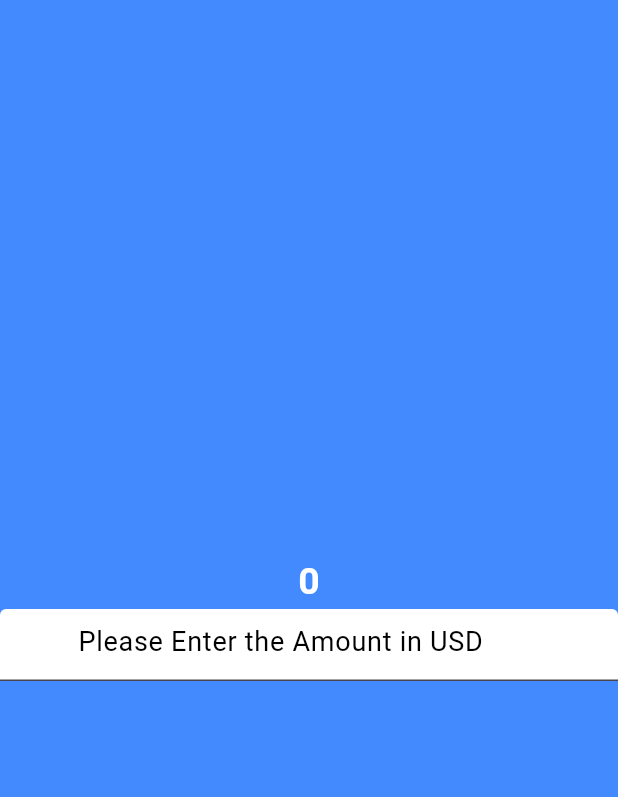
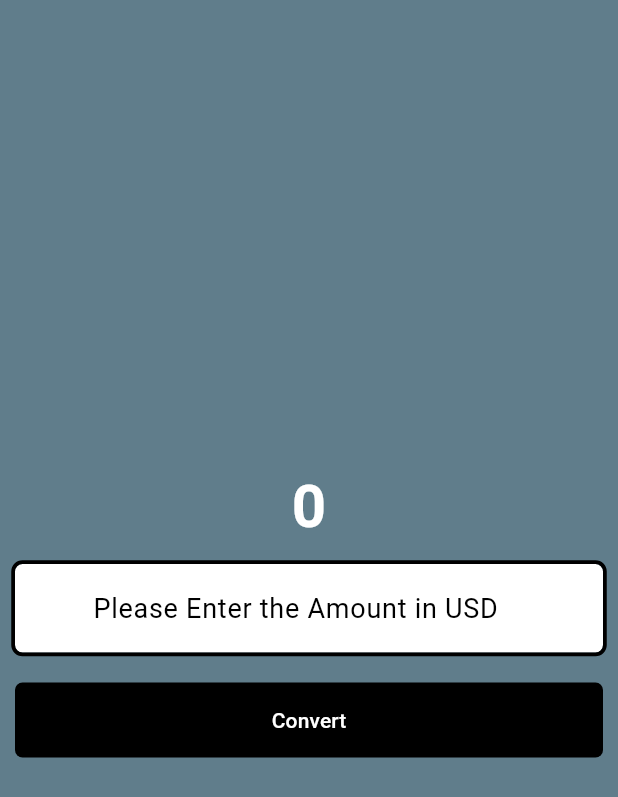
Before and after one commit to silvieee99/Currency-Converter-App, a Flutter app: the screen it shows after launch, on a phone screen of 412 x 824 dp. Shown: the top 797 px of the screen. Run offline on Flutter 3.47's test engine with Material 3 defaults, Android fonts, the phone set to English and light mode, and no system bars.

Commit message:
updated UI

```diff
--- /dev/null
+++ b/lib/currency_converter_material_page.dart
@@ -0,0 +1,114 @@
+//import 'dart:math';
+
+import 'package:flutter/foundation.dart';
+import 'package:flutter/material.dart';
+
+class CurrencyConverterMaterialpage extends StatelessWidget {
+  const CurrencyConverterMaterialpage({super.key});
+  @override
+  //Build context tells you the location of a particular widget in a widget tree
+  Widget build(BuildContext context) {
+    final border = OutlineInputBorder(
+      borderSide: const BorderSide(
+        color: Colors.black,
+        width: 2.5,
+        style: BorderStyle.solid,
+        strokeAlign: BorderSide.strokeAlignOutside,
+      ),
+      borderRadius: BorderRadius.circular(5),
+    );
+    return Scaffold(
+      backgroundColor: Colors.blueGrey,
+      body: Center(
+        child: Column(
+          mainAxisAlignment: MainAxisAlignment.center, //vertical center
+          //crossAxisAlignment: CrossAxisAlignment.center, //Horizontal center
+          children: [
+            //right click text- then refactor, wrap in container
+            //To remove container and it's properties, right click and select remove widgets
+            const Text(
+              '0',
+              style: TextStyle(
+                color: Colors.white,
+                fontSize: 40,
+                fontWeight: FontWeight.w600,
+              ),
+            ),
+            //Container
+            //Padding
+            //right click on textfield, refactor and select wrap with padding
+            Container(
+              padding: const EdgeInsets.all(10.0),
+              //margin: const EdgeInsets.all(8.0),
+              child: TextField(
+                //You can't add const to a parent widget, "Input Decoration" for example
+                style: const TextStyle(color: Colors.black),
+                decoration: InputDecoration(
+                  hintText: "Please Enter the Amount in USD",
+                  hintStyle: const TextStyle(fontSize: 18, color: Colors.black),
+                  prefixIcon: const Icon(Icons.monetization_on_outlined),
+                  prefixIconColor: Colors.white,
+                  filled: true,
+                  fillColor: const Color.fromRGBO(255, 255, 255, 1),
+                  enabledBorder: border,
+                  focusedBorder: border,
+                ),
+                keyboardType: const TextInputType.numberWithOptions(
+                  decimal: true,
+                  //signed: true,
+                ),
+              ),
+            ),
+            //Types of button in material design - 1. Raised 2. Appears like a Text (Text Button)
+            Padding(
+              padding: const EdgeInsets.all(10.0),
+              child: TextButton(
+                //Pass a void function
+                onPressed: () {
+                  if (kDebugMode) {
+                    print('clicked me');
+                  }
+                },
+
+                style: TextButton.styleFrom(
+                  backgroundColor: Colors.black,
+                  foregroundColor: Colors.white,
+                  minimumSize: const Size(double.infinity, 50),
+
+                  shape: RoundedRectangleBorder(
+                    borderRadius: BorderRadius.circular(5),
+                  ),
+                ),
+                //This child text should always be at the end, It's best practice
+                child: const Text('Convert'),
+              ),
+            ),
+
+            //borderRadius: BorderRadius.all(Radius.circular(60)),
+            /* borderRadius: BorderRadius.only(
+                    topLeft: Radius.circular(5),
+                    topRight: Radius.circular(5),
+                    bottomLeft: Radius.circular(5),
+                    bottomRight: Radius.circular(5),
+                  ), */
+            /* borderRadius: BorderRadius.horizontal(
+                    left: Radius.circular(60),
+                    right: Radius.circular(60),
+                  ), */
+            /* borderRadius: BorderRadius.vertical(
+                    top: Radius.circular(60),
+                    bottom: Radius.circular(60),
+
+                ), */
+            /* suffixIcon: Icon(Icons.monetization_on),
+                suffixIconColor: Colors.white, */
+            /* label: Text(
+                  "Please Enter the Amount in USD",
+                  style: TextStyle(fontSize: 18, color: Colors.white),
+                ), */
+          ],
+        ),
+      ),
+    );
+  }
+}
--- a/lib/currency_converter_materialpage.dart
+++ /dev/null
@@ -1,52 +0,0 @@
-import 'package:flutter/material.dart';
-
-class CurrencyConverterMaterialpage extends StatelessWidget {
-  const CurrencyConverterMaterialpage({super.key});
-  @override
-  //Build context tells you the location of a particular widget in a widget tree
-  Widget build(BuildContext context) {
-    return const Scaffold(
-      backgroundColor: Colors.blueAccent,
-      body: Center(
-        child: Column(
-          mainAxisAlignment: MainAxisAlignment.center, //vertical center
-          //crossAxisAlignment: CrossAxisAlignment.center, //Horizontal center
-          children: [
-            Text(
-              '0',
-              style: TextStyle(
-                color: Colors.white,
-                fontSize: 25,
-                fontWeight: FontWeight.w600,
-              ),
-            ),
-            TextField(
-              style: TextStyle(color: Colors.black),
-              decoration: InputDecoration(
-                hintText: "Please Enter the Amount in USD",
-                hintStyle: TextStyle(fontSize: 18, color: Colors.black),
-                prefixIcon: Icon(Icons.monetization_on_outlined),
-                prefixIconColor: Colors.white,
-                filled: true,
-                fillColor: Colors.white,
-                focusedBorder: OutlineInputBorder(
-                  borderSide: BorderSide(
-                    color: Colors.black,
-                    width: 5,
-                    style: BorderStyle.solid,
-                  ),
-                ),
-                /* suffixIcon: Icon(Icons.monetization_on),
-                suffixIconColor: Colors.white, */
-                /* label: Text(
-                  "Please Enter the Amount in USD",
-                  style: TextStyle(fontSize: 18, color: Colors.white),
-                ), */
-              ),
-            ),
-          ],
-        ),
-      ),
-    );
-  }
-}
--- a/lib/main.dart
+++ b/lib/main.dart
@@ -1,21 +1,21 @@
 /* Widgets are the building blocks of an APP's interface, they're responsible for
 describing what the UI of an APP should be like  */
-import 'package:currency_converter/currency_converter_materialpage.dart';
+import 'package:currency_converter/currency_converter_material_page.dart';
 //Relative importing
 //import './currency_converter_materialPage.dart';
 import 'package:flutter/material.dart';
-//import 'package:flutter/cupertino.dart';
+//import 'package:flutter/cupertino.dart'; - for iOS
 
 void main() {
-  runApp(const Myapp());
+  runApp(const MyApp());
 }
 
 //Types of widget
 /* statelessWidget -  here the state/data is immutable(cannot change)
  statefulWidget -  here the state/data is mutable(can change)
  InheritedWidget */
-class Myapp extends StatelessWidget {
-  const Myapp({super.key});
+class MyApp extends StatelessWidget {
+  const MyApp({super.key});
   @override
   Widget build(BuildContext context) {
     /* return const Text(
@@ -25,7 +25,7 @@ class Myapp extends StatelessWidget {
     //Scaffold takes care of the design of the particular page
     //with scaffold you can add headers, footers etc
     //MaterialApp takes care of the overall theming
-    //Material App looks after the global design meanwhile scaffold handlesmthe local design of the pages
+    //Material App looks after the global design meanwhile scaffold handles the local design of the pages
     return const MaterialApp(home: CurrencyConverterMaterialpage());
   }
 }
```
